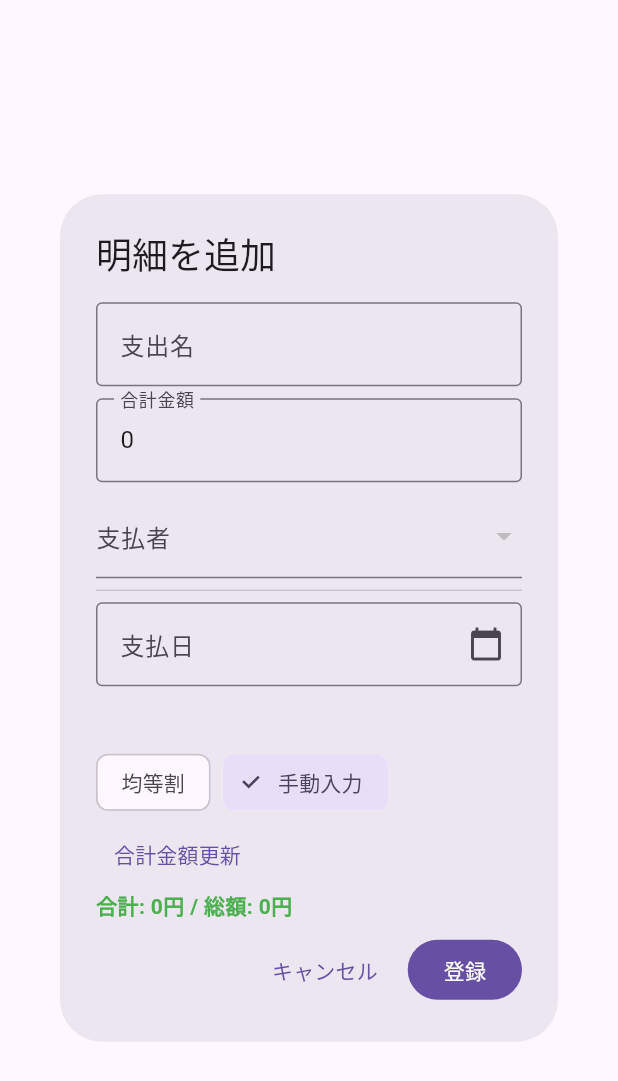
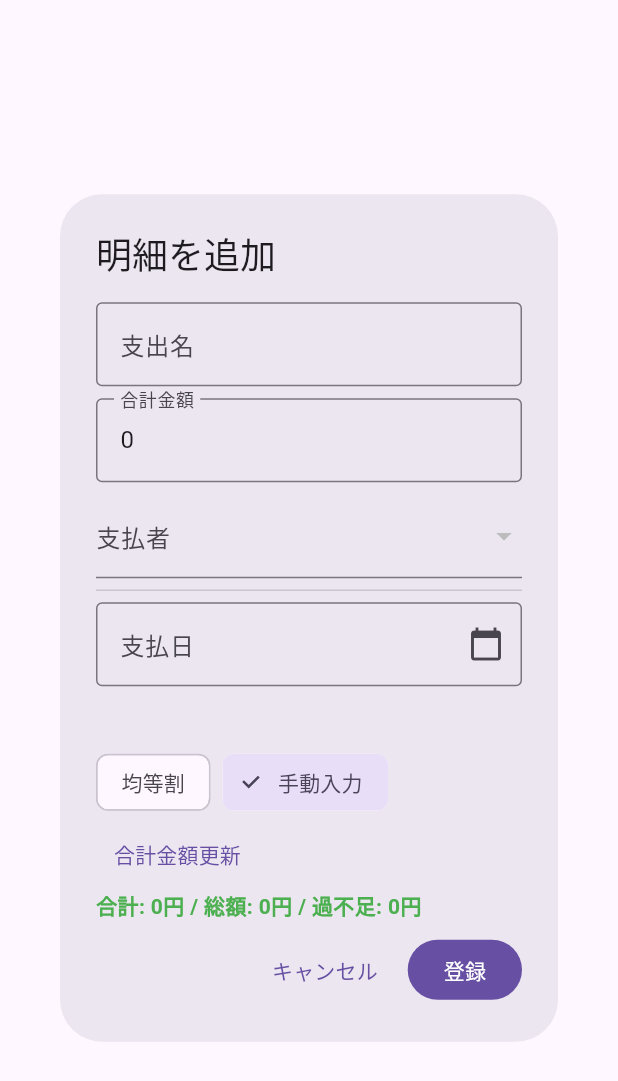
Before and after one commit to kakunekono/wari-can, a Flutter app: the ExpenseInputDialog widget shown alone on an empty page, opened directly with empty values, on a phone screen of 412 x 824 dp. Shown: the top 1081 px of the screen. Run offline on Flutter 3.47's test engine with Material 3 defaults, Android fonts, the phone set to English and light mode, and no system bars; our stand-ins replace share_plus, shared_preferences; accounts and stored records are empty.

Commit message:
支払明細ダイアログの合計表示改修
- 合計・総額表示に「過不足」を追加し、差額も表示
- 色判定を diff（過不足）が0かどうかに変更
- 従来の合計差異警告テキストは削除し、1行でまとめて表示

```diff
--- a/lib/pages/event_detail_page.dart
+++ b/lib/pages/event_detail_page.dart
@@ -885,27 +885,12 @@ class _ExpenseInputDialogState extends State<ExpenseInputDialog> {
             ),
             // 1行目：合計表示
             Text(
-              "合計: $subtotal円 / 総額: $total円",
+              "合計: ${formatAmount(subtotal)}円 / 総額: ${formatAmount(total)}円 / 過不足: ${formatAmount(diff)}円",
               style: TextStyle(
-                color: subtotal == total ? Colors.green : Colors.red,
+                color: diff == 0 ? Colors.green : Colors.red,
                 fontWeight: FontWeight.bold,
               ),
             ),
-            // 合計差異チェックの警告
-            if (diff != 0)
-              Padding(
-                padding: const EdgeInsets.only(bottom: 8.0),
-                child: Text(
-                  [
-                    "⚠ 合計と個別合計が一致していません",
-                    "差: ${formatAmount(diff)}円",
-                  ].join("\n"),
-                  style: const TextStyle(
-                    color: Colors.red,
-                    fontWeight: FontWeight.bold,
-                  ),
-                ),
-              ),
             const SizedBox(height: 8), // ボタンとの間隔
             // 2行目：ボタン横並び
             Row(
```
